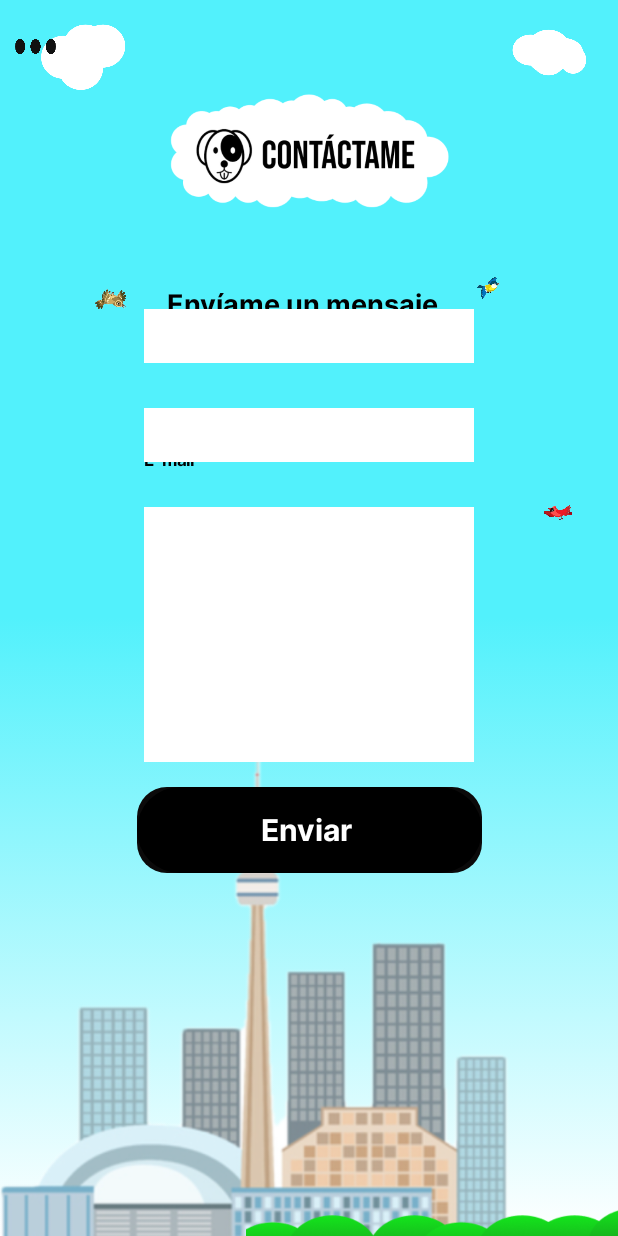
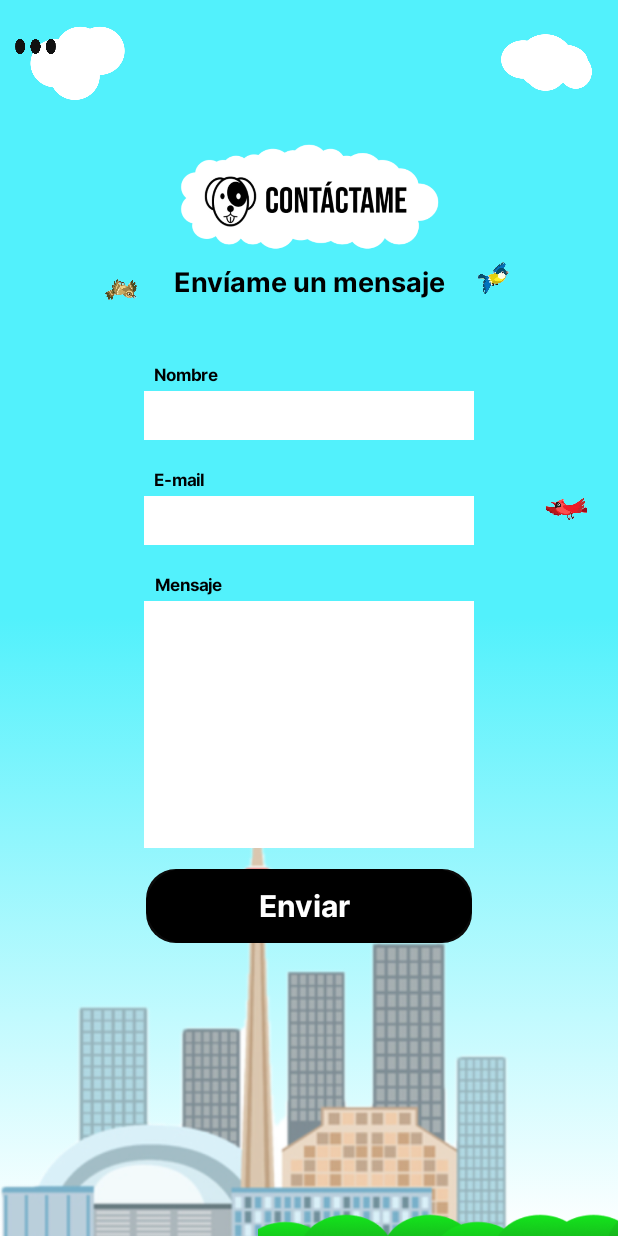
Before and after one commit to agustrodmar/dint-proyecto1-PortfolioMovil, an Android app built with Jetpack Compose: the ContactScreen screen opened through its navigation route, on a phone screen of 412 x 824 dp. Run offline under Robolectric (Android 15) with nearby library versions, the phone set to English and light mode, and no system bars; our stand-ins replace accompanist; Roboto replaces fonts that are not available here.

Commit message:
Working on a Responsive Contact Screen

```diff
--- a/app/src/main/java/com/arodmar432p/portfoliomovil/phoneapp/ui/ContactScreen.kt
+++ b/app/src/main/java/com/arodmar432p/portfoliomovil/phoneapp/ui/ContactScreen.kt
@@ -38,11 +38,12 @@ import androidx.compose.ui.tooling.preview.Preview
 import androidx.compose.ui.unit.dp
 import androidx.compose.ui.unit.sp
 import androidx.compose.ui.window.Dialog
-import androidx.compose.foundation.background
 import androidx.compose.foundation.border
+import androidx.compose.foundation.layout.BoxWithConstraints
 import androidx.compose.material3.Button
 import androidx.compose.material3.ButtonDefaults
 import androidx.compose.material3.OutlinedTextField
+import androidx.compose.ui.platform.LocalDensity
 import androidx.navigation.NavController
 import androidx.navigation.compose.rememberNavController
 import com.arodmar432p.portfoliomovil.R
@@ -107,6 +108,9 @@ fun PreviewContact() {
 
 @Composable
 fun ContactScreenBackground() {
+    BoxWithConstraints {
+        val width = with(LocalDensity.current) { constraints.maxWidth.toDp() }
+        val height = with(LocalDensity.current) { constraints.maxHeight.toDp() }
 
         Box(
             modifier = Modifier
@@ -127,74 +131,72 @@ fun ContactScreenBackground() {
                 painter = painterResource(id = R.drawable.nubecontacto),
                 contentDescription = "A picture of a cloud with my logo",
                 modifier = Modifier
-                .height(120.dp)
-                .width(200.dp)
+                    .size(width * 0.45f)
+                    .height(height * 0.15f)
+                    .width(width * 0.25f)
                     .align(Alignment.TopCenter)
-                .padding(top = 10.dp)
-                .offset(y = (33).dp)
-
+                    .padding(top = height * 0.01f)
+                    .offset(y = height * 0.04f)
             )
 
             Image(
                 painter = painterResource(id = R.drawable.nubepeque2),
                 contentDescription = "A picture of small cloud, top left",
                 modifier = Modifier
-                .size(75.dp)
-                .height(210.dp)
-                .width(90.dp)
+                    .size(width * 0.20f)
+                    .height(height * 0.2625f)
+                    .width(width * 0.1125f)
                     .align(Alignment.TopStart)
-                .padding(top = 20.dp)
-                .offset(x = 15.dp, y = (-10).dp)
+                    .padding(top = height * 0.025f)
+                    .offset(x = width * 0.01875f, y = height * -0.0125f)
+            )
 
-        )
             Image(
                 painter = painterResource(id = R.drawable.nubepeque3),
                 contentDescription = "A picture of small cloud, top right",
                 modifier = Modifier
-                .size(70.dp)
-                .height(200.dp)
-                .width(90.dp)
+                    .size(width * 0.20f)
+                    .height(height * 0.25f)
+                    .width(width * 0.1125f)
                     .align(Alignment.TopEnd)
-                .padding(top = 20.dp)
-                .offset(x = (-10).dp, y = (-10).dp)
-
+                    .padding(top = height * 0.025f)
+                    .offset(x = width * -0.0125f, y = height * -0.0125f)
             )
 
             Image(
                 painter = painterResource(id = R.drawable.pajarorojo),
                 contentDescription = "A picture of small red bird.",
                 modifier = Modifier
-                .size(40.dp)
-                .height(200.dp)
-                .width(90.dp)
+                    .size(width * 0.12f)
+                    .height(height * 0.25f)
+                    .width(width * 0.1125f)
                     .align(Alignment.CenterEnd)
-                .padding(top = 20.dp)
-                .offset(x = (-20).dp, y = (-80).dp)
+                    .padding(top = height * 0.025f)
+                    .offset(x = width * -0.025f, y = height * -0.1f)
+            )
 
-        )
             Image(
                 painter = painterResource(id = R.drawable.pajarosepia),
                 contentDescription = "A picture of small cuttleflish bird.",
                 modifier = Modifier
-                .size(80.dp)
-                .height(90.dp)
-                .width(80.dp)
+                    .size(width * 0.20f)
+                    .height(height * 0.1125f)
+                    .width(width * 0.1f)
                     .align(Alignment.Center)
-                .padding(top = 60.dp)
-                .offset(x = (-130).dp, y = (-240).dp)
+                    .padding(top = height * 0.075f)
+                    .offset(x = width * -0.30f, y = height * -0.3f)
+            )
 
-        )
             Image(
                 painter = painterResource(id = R.drawable.pajarocadista),
                 contentDescription = "A picture of small yellow and blue bird",
                 modifier = Modifier
-                .size(40.dp)
-                .height(200.dp)
-                .width(90.dp)
+                    .size(width * 0.12f)
+                    .height(height * 0.25f)
+                    .width(width * 0.1125f)
                     .align(Alignment.Center)
-                .padding(top = 20.dp)
-                .offset(x = (120).dp, y = (-230).dp)
-
+                    .padding(top = height * 0.025f)
+                    .offset(x = width * 0.30f, y = height * -0.2875f)
             )
 
             Image(
@@ -209,80 +211,71 @@ fun ContactScreenBackground() {
                 contentDescription = "A small forest that is part of the wallpaper",
                 modifier = Modifier
                     .fillMaxWidth()
-                .size(30.dp)
+                    .height(height * 0.0375f)
                     .align(Alignment.BottomCenter)
-                .offset(x = 100.dp)
+                    .offset(x = width * 0.27f)
             )
 
             Text(
                 text = "Envíame un mensaje",
                 modifier = Modifier
-                .width(200.dp)
-                .height(80.dp)
-                .align(Alignment.Center)
-                .padding(top = 40.dp)
-                .offset(x = 5.dp, y = (-220).dp),
+                    .fillMaxWidth()
+                    .padding(top = height * 0.215f),
                 style = TextStyle(
                     fontSize = 18.sp,
                     fontFamily = FontFamily(Font(R.font.interbold)),
                     fontWeight = FontWeight(100),
                     color = Color.Black,
-                textAlign = TextAlign.Justify
-
+                    textAlign = TextAlign.Center
                 )
             )
+
             Text(
                 text = "Nombre",
                 modifier = Modifier
-                .width(200.dp)
-                .height(80.dp)
-                .align(Alignment.Center)
-                .padding(top = 40.dp)
-                .offset(x = (-10).dp, y = (-182).dp),
+                    .fillMaxWidth()
+                    .padding(top = height * 0.295f)
+                    .offset(x = width * -0.20f),
                 style = TextStyle(
                     fontSize = 11.sp,
                     fontFamily = FontFamily(Font(R.font.interbold)),
                     fontWeight = FontWeight(100),
                     color = Color.Black,
-                textAlign = TextAlign.Justify
-
+                    textAlign = TextAlign.Center
                 )
             )
+
             Text(
                 text = "E-mail",
                 modifier = Modifier
-                .width(200.dp)
-                .height(80.dp)
-                .align(Alignment.Center)
-                .padding(top = 40.dp)
-                .offset(x = (-10).dp, y = (-112).dp),
+                    .fillMaxWidth()
+                    .padding(top = height * 0.380f)
+                    .offset(x = width * -0.21f),
                 style = TextStyle(
                     fontSize = 11.sp,
                     fontFamily = FontFamily(Font(R.font.interbold)),
                     fontWeight = FontWeight(100),
                     color = Color.Black,
-                textAlign = TextAlign.Justify
-
+                    textAlign = TextAlign.Center
                 )
             )
+
             Text(
                 text = "Mensaje",
                 modifier = Modifier
-                .width(200.dp)
-                .height(80.dp)
-                .align(Alignment.Center)
-                .padding(top = 40.dp)
-                .offset(x = (-10).dp, y = (-47).dp),
+                    .fillMaxWidth()
+                    .padding(top = height * 0.465f)
+                    .offset(x = width * -0.195f),
                 style = TextStyle(
                     fontSize = 11.sp,
                     fontFamily = FontFamily(Font(R.font.interbold)),
                     fontWeight = FontWeight(100),
                     color = Color.Black,
-                textAlign = TextAlign.Justify
-
+                    textAlign = TextAlign.Center
                 )
             )
             ContactMenu()
+        }
     }
 }
 
@@ -294,11 +287,15 @@ fun ContactMenu() {
     var email by remember { mutableStateOf("") }
     var message by remember { mutableStateOf("") }
 
+    BoxWithConstraints {
+        val width = with(LocalDensity.current) { constraints.maxWidth.toDp() }
+        val height = with(LocalDensity.current) { constraints.maxHeight.toDp() }
+
         Column(
             modifier = Modifier
                 .fillMaxSize()
-            .offset(y = 190.dp)
-            .padding(16.dp),
+                .offset(y = height * 0.2f)
+                .padding(96.dp),
             horizontalAlignment = Alignment.CenterHorizontally
         ) {
             // Campo de nombre
@@ -306,26 +303,8 @@ fun ContactMenu() {
                 value = name,
                 onValueChange = { name = it },
                 modifier = Modifier
-                .width(220.dp)
-                .height(36.dp)
-                .background(Color.White)
-                .border(BorderStroke(1.dp, Color.White), RoundedCornerShape(30.dp)),
-            label = {},
-            colors = TextFieldDefaults.outlinedTextFieldColors(
-                focusedBorderColor = Color.White,
-                unfocusedBorderColor = Color.White
-            )
-        )
-
-        Spacer(modifier = Modifier.height(30.dp)) // Espacio entre los campos
-
-        // Campo de correo electrónico
-        OutlinedTextField(
-            value = email,
-            onValueChange = { email = it },
-            modifier = Modifier
-                .width(220.dp)
-                .height(36.dp)
+                    .width(width * 3.00f)
+                    .height(height * 0.04f)
                     .background(Color.White)
                     .border(BorderStroke(1.dp, Color.White), RoundedCornerShape(30.dp)),
                 label = {},
@@ -335,15 +314,33 @@ fun ContactMenu() {
                 )
             )
 
-        Spacer(modifier = Modifier.height(30.dp)) // Espacio entre los campos
+            Spacer(modifier = Modifier.height(height * 0.045f)) // Espacio entre los campos
+
+            // Campo de correo electrónico
+            OutlinedTextField(
+                value = email,
+                onValueChange = { email = it },
+                modifier = Modifier
+                    .width(width * 0.55f)
+                    .height(height * 0.04f)
+                    .background(Color.White)
+                    .border(BorderStroke(1.dp, Color.White), RoundedCornerShape(30.dp)),
+                label = {},
+                colors = TextFieldDefaults.outlinedTextFieldColors(
+                    focusedBorderColor = Color.Transparent,
+                    unfocusedBorderColor = Color.Transparent
+                )
+            )
+
+            Spacer(modifier = Modifier.height(height * 0.045f)) // Espacio entre los campos
 
             // Campo de mensaje
             OutlinedTextField(
                 value = message,
                 onValueChange = { message = it },
                 modifier = Modifier
-                .width(220.dp)
-                .height(170.dp)
+                    .width(width * 0.55f)
+                    .height(height * 0.2f)
                     .background(Color.White)
                     .background(color = Color(0xFFFFFF), shape = RoundedCornerShape(size = 20.dp)),
                 label = {},
@@ -353,7 +350,7 @@ fun ContactMenu() {
                 )
             )
 
-        Spacer(modifier = Modifier.height(15.dp)) // Espacio entre los campos
+            Spacer(modifier = Modifier.height(height * 0.015f)) // Espacio entre los campos
 
             // Botón de enviar
             Button(
@@ -361,15 +358,15 @@ fun ContactMenu() {
                 colors = ButtonDefaults.buttonColors(containerColor = Color.Black),
                 modifier = Modifier
                     .padding(1.dp)
-                .width(230.dp)
-                .height(57.dp)
+                    .width(width * 0.575f)
+                    .height(height * 0.06f)
                     .background(color = Color(0xFF0B0A0A), shape = RoundedCornerShape(size = 20.dp))
             ) {
                 Text(
                     text = "Enviar",
                     modifier = Modifier
-                    .width(65.dp)
-                    .height(24.dp),
+                        .width(width * 0.1625f)
+                        .height(height * 0.03f),
                     style = TextStyle(
                         fontSize = 20.sp,
                         fontFamily = FontFamily(Font(R.font.interbold)),
@@ -380,3 +377,4 @@ fun ContactMenu() {
             }
         }
     }
+}
--- a/app/src/main/java/com/arodmar432p/portfoliomovil/phoneapp/ui/ProjectsScreen.kt
+++ b/app/src/main/java/com/arodmar432p/portfoliomovil/phoneapp/ui/ProjectsScreen.kt
@@ -7,6 +7,7 @@ import androidx.compose.foundation.layout.Arrangement
 import androidx.compose.foundation.layout.Box
 import androidx.compose.foundation.layout.Column
 import androidx.compose.foundation.layout.fillMaxSize
+import androidx.compose.foundation.layout.fillMaxWidth
 import androidx.compose.foundation.layout.height
 import androidx.compose.foundation.layout.offset
 import androidx.compose.foundation.layout.padding
@@ -42,8 +43,7 @@ import androidx.navigation.compose.rememberNavController
 import com.arodmar432p.portfoliomovil.R
 import com.google.accompanist.systemuicontroller.rememberSystemUiController
 import androidx.compose.material.Card
-
-
+import androidx.compose.ui.platform.LocalConfiguration
 
 
 @Composable
@@ -197,8 +197,6 @@ fun ProjectsStatusBar() {
         )
     }
 }
-
-
 
 @Preview(showBackground = true)
 @Composable
```
Lines whose indentation alone changed are shown as unchanged.
